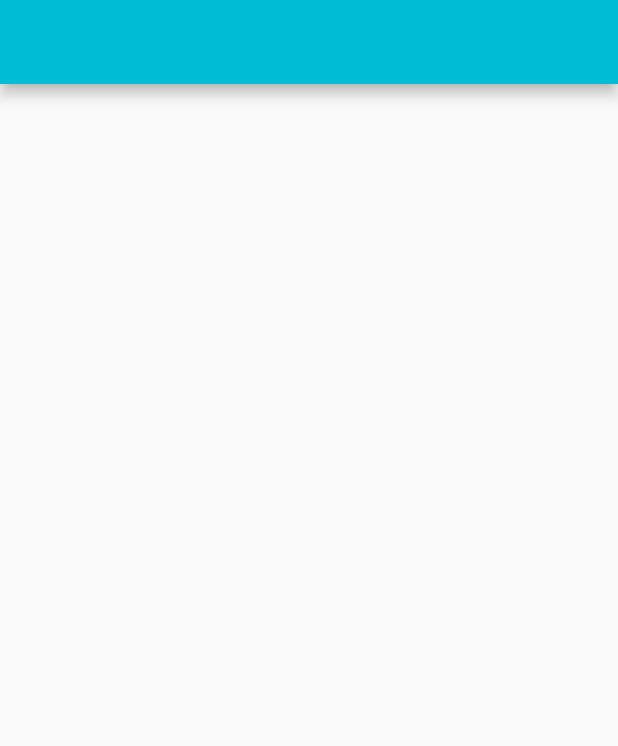
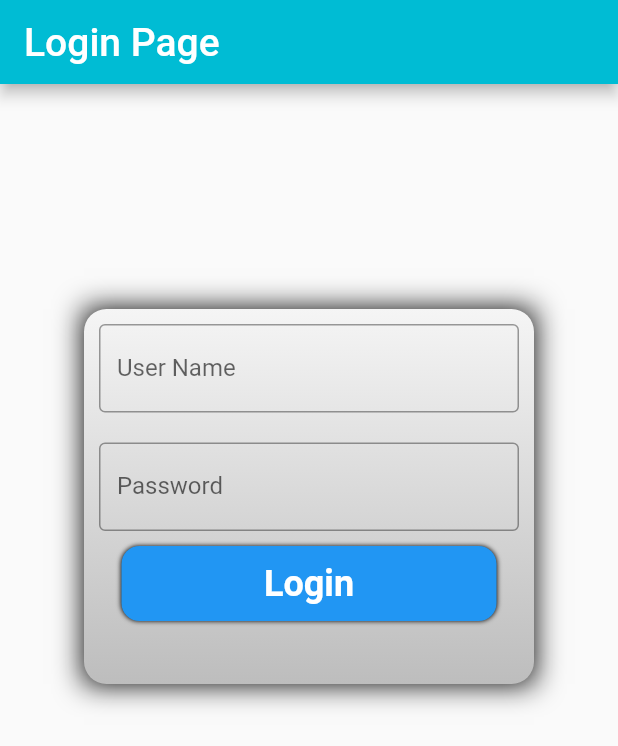
Before and after one commit to MYHealthCompanion/my-health-companion, a Flutter app: the screen it shows after launch, on a phone screen of 412 x 824 dp. Shown: the top 746 px of the screen. Run offline on Flutter 3.47's test engine with Material 2 defaults, Android fonts, the phone set to English and light mode, and no system bars.

Commit message:
Added Login page

```diff
--- a/lib/main.dart
+++ b/lib/main.dart
@@ -1,4 +1,5 @@
 import 'package:flutter/material.dart';
+import 'package:flutter/services.dart';
 
 void main() {
   runApp(const MyApp());
@@ -35,12 +36,89 @@ class HomeScreen extends StatelessWidget {
   @override
   Widget build(BuildContext context) {
     return Scaffold(
-      body: SafeArea(
-        child: Center(
-          child: Container(),
+      body: Column(
+        children: [
+          SizedBox(height: 150),
+          SafeArea(
+            child: Center(
+              child: Container(
+                width: 300,
+                height: 250,
+                decoration: BoxDecoration(
+                  boxShadow: [
+                    BoxShadow(
+                      blurRadius: 15.0,
+                    )
+                  ],
+                ),
+                child: Container(
+                  // Login Field Container
+                  decoration: BoxDecoration(
+                      gradient: LinearGradient(
+                        begin: Alignment.topCenter,
+                        end: Alignment.bottomCenter,
+                        colors: [Colors.grey.shade100, Colors.grey.shade400],
+                      ),
+                      borderRadius: BorderRadius.circular(15)),
+                  child: SafeArea(
+                    child: Column(
+                      children: [
+                        Padding(
+                          padding: const EdgeInsets.all(10.0),
+                          child: TextField(
+                            obscureText: false,
+                            decoration: InputDecoration(
+                                border: OutlineInputBorder(),
+                                labelText: 'User Name',
+                                hintText: 'Enter your name'),
+                          ),
+                        ),
+                        Padding(
+                          padding: const EdgeInsets.all(10.0),
+                          child: TextField(
+                            obscureText: true,
+                            decoration: InputDecoration(
+                                border: OutlineInputBorder(),
+                                labelText: 'Password',
+                                hintText: 'Enter your password'),
+                          ),
+                        ),
+                        Container(
+                          height: 50,
+                          width: 250,
+                          decoration: BoxDecoration(
+                            color: Colors.blue,
+                            borderRadius: BorderRadius.circular(12),
+                            boxShadow: [BoxShadow(blurRadius: 2)],
+                          ),
+                          child: Center(
+                            child: Text(
+                              'Login',
+                              style: TextStyle(
+                                  fontSize: 24,
+                                  color: Colors.white,
+                                  fontWeight: FontWeight.w600),
+                            ),
+                          ),
+                        ),
+                      ],
+                    ),
+                  ),
+                ),
+              ),
+            ),
+          ),
+        ],
+      ),
+      appBar: AppBar(
+        title: Text(
+          "Login Page",
+          style: TextStyle(
+            fontSize: 26,
+          ),
         ),
+        backgroundColor: Colors.cyan,
       ),
-      appBar: AppBar(backgroundColor: Colors.cyan,)
     );
   }
 }
```
